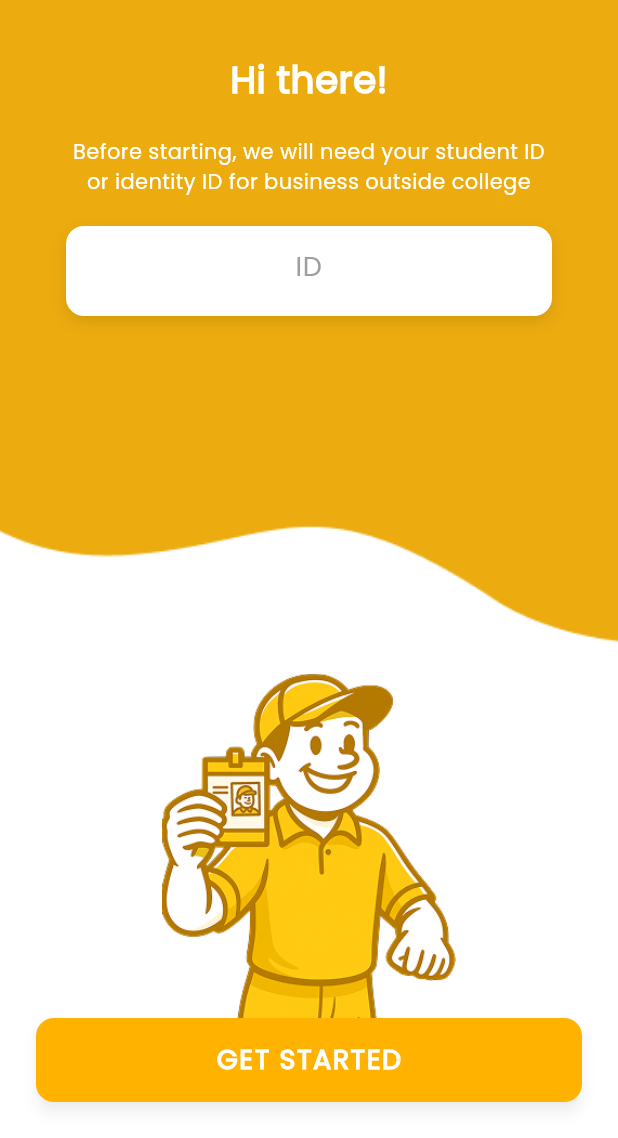
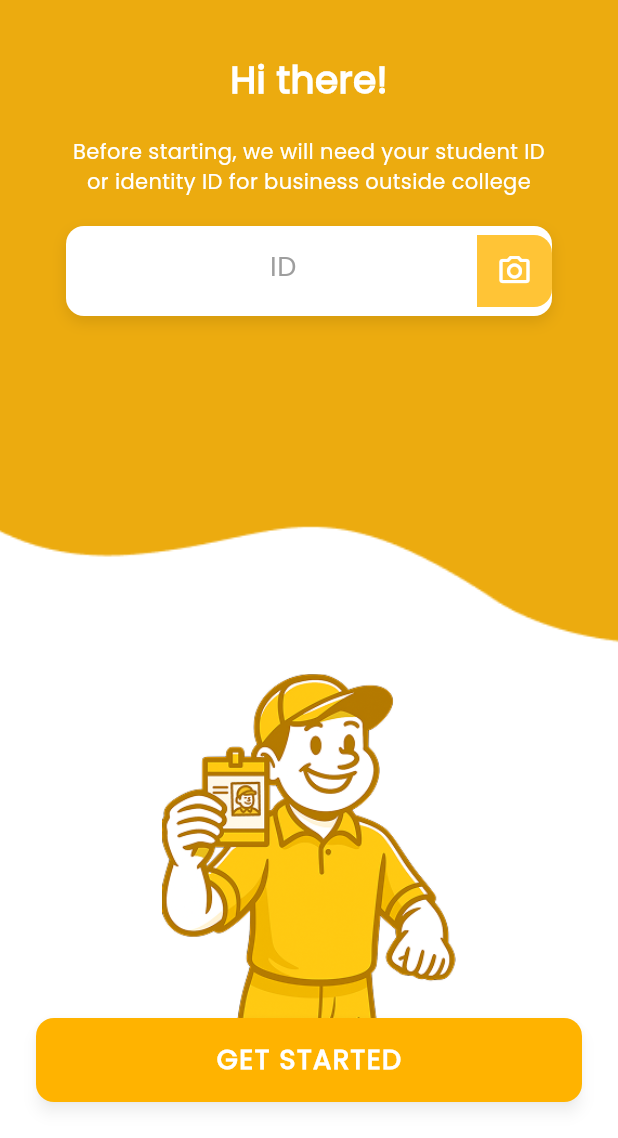
Before and after one commit to Mobile-Application-2025-2/unimarket-flutter, a Flutter app: the StudentCodeScreen screen opened directly with empty values, on a phone screen of 412 x 824 dp, the part 98-1236 px from its top. Run offline on Flutter 3.47's test engine with Material 3 defaults, Android fonts, the phone set to English and light mode, and no system bars; our stand-ins replace geolocator, google_maps_flutter, image_picker, supabase_flutter; accounts and stored records are empty.

Commit message:
Feature/camera sensor (#26)
* Add: Camera button

* Add: Camera Functions

* Fix: Camera implementation and delete some useless code

```diff
--- a/lib/ui/catalog/view/student_code.dart
+++ b/lib/ui/catalog/view/student_code.dart
@@ -1,42 +1,86 @@
 import 'package:flutter/material.dart';
 import 'explore_buyer.dart';
+import 'package:image_picker/image_picker.dart';
+import 'dart:io';
 
-class StudentCodeScreen extends StatelessWidget {
-
+class StudentCodeScreen extends StatefulWidget {
   final String userName;
 
-  const StudentCodeScreen({
-    super.key,
-    required this.userName,
+  const StudentCodeScreen({super.key, required this.userName});
+
+  @override
+  State<StudentCodeScreen> createState() => _StudentCodeScreenState();
+}
+
+class _StudentCodeScreenState extends State<StudentCodeScreen> {
+  File? _imageFile;
+  final ImagePicker _picker = ImagePicker();
+
+  Future<void> _openCamera() async {
+    try {
+      final XFile? image = await _picker.pickImage(
+        source: ImageSource.camera,
+        imageQuality: 80,
+      );
+      if (image != null) {
+        setState(() {
+          _imageFile = File(image.path);
         });
+      }
+    } catch (e) {
+      ScaffoldMessenger.of(context).showSnackBar(
+        const SnackBar(
+          content: Text(
+            'Unable to access camera. Please check your permissions.',
+          ),
+          duration: Duration(seconds: 3),
+        ),
+      );
+    }
+  }
+
+  void _openFullScreenPreview() {
+    if (_imageFile == null) return;
+
+    Navigator.of(context).push(
+      MaterialPageRoute(
+        builder: (context) => Scaffold(
+          appBar: AppBar(
+            backgroundColor: const Color(0xFFFFC436),
+            title: const Text('Image Preview'),
+            leading: IconButton(
+              icon: const Icon(Icons.arrow_back),
+              onPressed: () => Navigator.of(context).pop(),
+            ),
+          ),
+          body: Center(child: Image.file(_imageFile!)),
+        ),
+      ),
+    );
+  }
 
   @override
   Widget build(BuildContext context) {
-    final greetingText = userName.isNotEmpty ? 'Hi $userName!' : 'Hi there!';
+    final greetingText = widget.userName.isNotEmpty
+        ? 'Hi ${widget.userName}!'
+        : 'Hi there!';
 
     return Scaffold(
-      resizeToAvoidBottomInset: false, // Prevent keyboard overflow
+      resizeToAvoidBottomInset: false,
       body: Column(
         children: [
-          // Top section with background image and wavy line
           Expanded(
             flex: 3,
             child: Stack(
               children: [
-                // Background image with wavy cut
                 Positioned.fill(
                   child: Image.asset(
                     'assets/images/student-code-bg.png',
-                    fit: BoxFit
-                        .cover, // Cambiado de fitWidth a cover para llenar todo el espacio
+                    fit: BoxFit.cover,
                     alignment: Alignment.topCenter,
                   ),
                 ),
 
-                // Wavy line positioned at the bottom of the background
-                // OPCIÓN 1: Usar un offset negativo para superponer la línea
-
-                // Content over the background
                 SafeArea(
                   child: Padding(
                     padding: const EdgeInsets.symmetric(horizontal: 24.0),
@@ -44,11 +88,9 @@ class StudentCodeScreen extends StatelessWidget {
                       children: [
                         const SizedBox(height: 40),
 
-                        // Logo with star
                         Row(
                           mainAxisAlignment: MainAxisAlignment.center,
                           children: [
-                            // Star icon
                             Image.asset(
                               'assets/images/student-code-star.png',
                               width: 30,
@@ -56,7 +98,6 @@ class StudentCodeScreen extends StatelessWidget {
                             ),
                             const SizedBox(width: 2),
 
-                            // UNIMARKET logo
                             const Text(
                               'UNIMARKET',
                               style: TextStyle(
@@ -84,7 +125,6 @@ class StudentCodeScreen extends StatelessWidget {
 
                         const SizedBox(height: 20),
 
-                        // Instructional text
                         const Padding(
                           padding: EdgeInsets.symmetric(horizontal: 20.0),
                           child: Text(
@@ -101,11 +141,14 @@ class StudentCodeScreen extends StatelessWidget {
 
                         const SizedBox(height: 20),
 
-                        // ID input field
+                        Column(
+                          children: [
                             Container(
                               width: double.infinity,
                               height: 60,
-                          margin: const EdgeInsets.symmetric(horizontal: 20),
+                              margin: const EdgeInsets.symmetric(
+                                horizontal: 20,
+                              ),
                               decoration: BoxDecoration(
                                 color: Colors.white,
                                 borderRadius: BorderRadius.circular(12),
@@ -117,9 +160,9 @@ class StudentCodeScreen extends StatelessWidget {
                                   ),
                                 ],
                               ),
-                          child: const TextField(
+                              child: TextField(
                                 textAlign: TextAlign.center,
-                            style: TextStyle(
+                                style: const TextStyle(
                                   fontSize: 18,
                                   fontWeight: FontWeight.w500,
                                   color: Colors.black,
@@ -127,19 +170,68 @@ class StudentCodeScreen extends StatelessWidget {
                                 ),
                                 decoration: InputDecoration(
                                   hintText: 'ID',
-                              hintStyle: TextStyle(
+                                  hintStyle: const TextStyle(
                                     color: Colors.grey,
                                     fontSize: 18,
                                     fontFamily: 'Poppins',
                                   ),
                                   border: InputBorder.none,
-                              contentPadding: EdgeInsets.symmetric(
+                                  contentPadding: const EdgeInsets.symmetric(
                                     horizontal: 20,
                                     vertical: 20,
+                                  ),
+                                  suffixIcon: Container(
+                                    width: 50,
+                                    decoration: const BoxDecoration(
+                                      color: Color(0xFFFFC436),
+                                      borderRadius: BorderRadius.only(
+                                        topRight: Radius.circular(12),
+                                        bottomRight: Radius.circular(12),
+                                      ),
+                                    ),
+                                    child: IconButton(
+                                      icon: const Icon(
+                                        Icons.camera_alt_outlined,
+                                        color: Colors.white,
+                                        size: 24,
+                                      ),
+                                      onPressed: _openCamera,
                                     ),
                                   ),
                                 ),
                               ),
+                            ),
+
+                            if (_imageFile != null)
+                              GestureDetector(
+                                onTap: _openFullScreenPreview,
+                                child: Container(
+                                  margin: const EdgeInsets.only(
+                                    top: 10,
+                                    left: 20,
+                                    right: 20,
+                                  ),
+                                  height: 80,
+                                  decoration: BoxDecoration(
+                                    borderRadius: BorderRadius.circular(12),
+                                    border: Border.all(
+                                      color: const Color(0xFFFFC436),
+                                      width: 2,
+                                    ),
+                                  ),
+                                  child: ClipRRect(
+                                    borderRadius: BorderRadius.circular(10),
+                                    child: Image.file(
+                                      _imageFile!,
+                                      height: 80,
+                                      fit: BoxFit.cover,
+                                    ),
+                                  ),
+                                ),
+                              ),
+                          ],
+                        ),
+                        const SizedBox(height: 20),
                       ],
                     ),
                   ),
--- a/pubspec.yaml
+++ b/pubspec.yaml
@@ -34,6 +34,10 @@ dependencies:
   go_router: ^14.2.0
   supabase_flutter: ^2.8.0
   http: ^1.2.2
+  image_picker: ^1.0.7
+  camera: ^0.10.5+9
+  path_provider: ^2.1.2
+  path: ^1.8.3
 
   # The following adds the Cupertino Icons font to your application.
   # Use with the CupertinoIcons class for iOS style icons.
```
Also changed, not shown: lib/ui/catalog/view/chats.dart (+41 -46 lines), lib/ui/catalog/view/create_account.dart (+15 -33 lines), lib/ui/catalog/view/explore_buyer.dart (+34 -25 lines), lib/ui/catalog/view/login.dart (+6 -15 lines), lib/ui/catalog/view/sign_up.dart (+5 -17 lines), pubspec.lock, 1 other file. Lines whose indentation alone changed are shown as unchanged.
